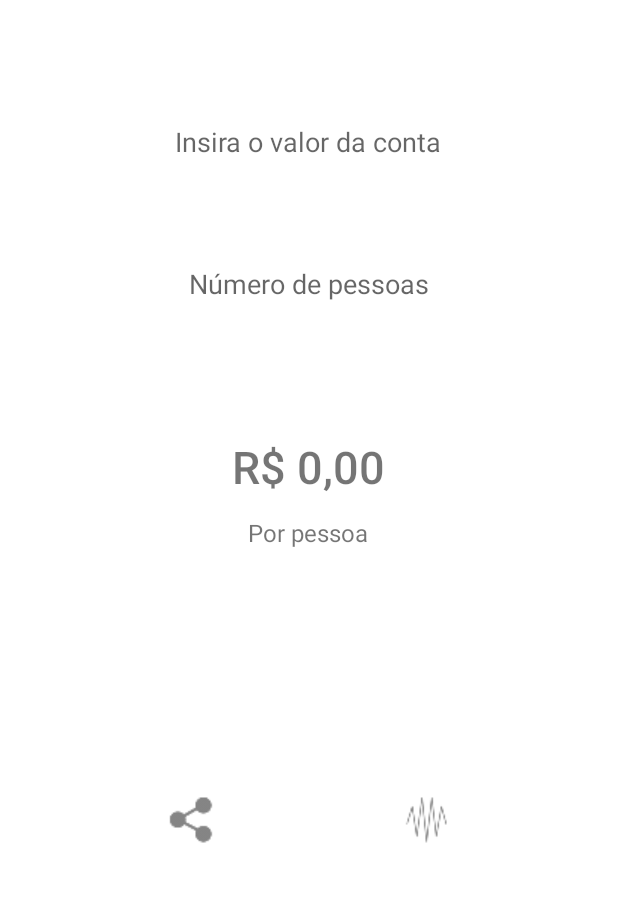
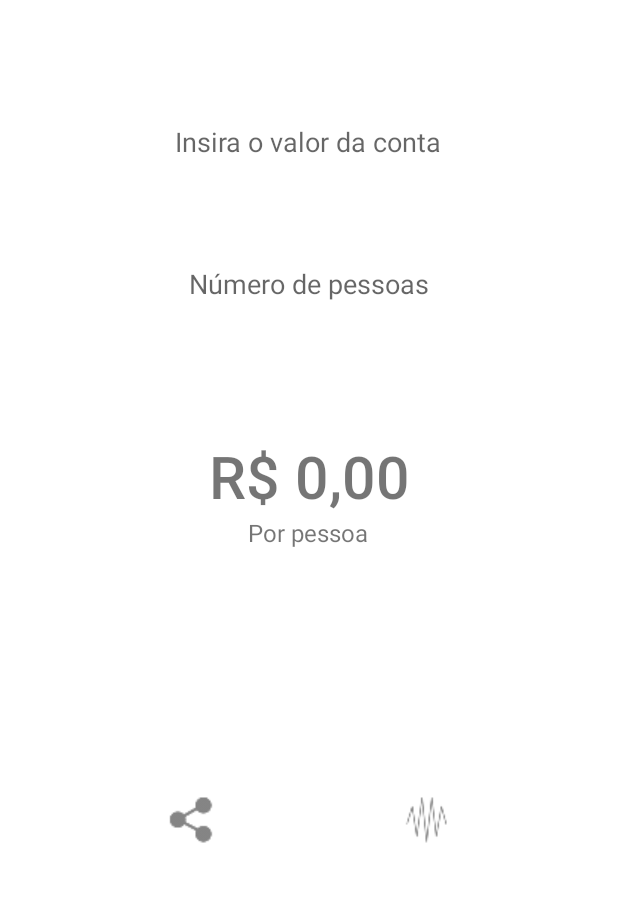
Before and after one commit to MauroV27/apps-android, an Android app: the screen it shows after launch (MainActivity), on a phone screen of 412 x 824 dp, the part 191-1093 px from its top. Run offline under Robolectric (Android 15) with nearby library versions, the phone set to English and light mode, and no system bars.

Commit message:
Implementações de acessibilidade com base nas orientações do scanner de acessibilidade para o app Vamos Rachar.

```diff
--- a/VamosRachar/app/src/main/res/layout-land/activity_main.xml
+++ b/VamosRachar/app/src/main/res/layout-land/activity_main.xml
@@ -54,18 +54,20 @@
 
     <TextView
         android:id="@+id/txtResult"
-        android:layout_width="200dp"
+        android:layout_width="wrap_content"
         android:layout_height="53dp"
         android:layout_marginTop="40dp"
         android:fontFamily="sans-serif-medium"
         android:textAlignment="center"
         android:textSize="30sp"
+        android:autoSizeTextType="uniform"
         app:layout_constraintBottom_toBottomOf="parent"
         app:layout_constraintEnd_toEndOf="parent"
         app:layout_constraintHorizontal_bias="0.499"
         app:layout_constraintStart_toStartOf="parent"
         app:layout_constraintTop_toBottomOf="@+id/edtNumPeople"
-        app:layout_constraintVertical_bias="0.0" />
+        app:layout_constraintVertical_bias="0.0"
+        app:layout_constraintWidth="match_parent" />
 
     <TextView
         android:id="@+id/textView2"
@@ -86,6 +88,7 @@
         android:layout_height="60dp"
         android:foregroundTint="#FF0000"
         android:onClick="clickFalar"
+        android:contentDescription="@string/audio_btn_text_description"
         android:outlineAmbientShadowColor="#FFFFFF"
         android:scaleType="fitCenter"
         android:src="@drawable/ic_action_speak"
@@ -101,6 +104,7 @@
         android:layout_width="60dp"
         android:layout_height="60dp"
         android:scaleType="fitCenter"
+        android:contentDescription="@string/share_btn_text_description"
         android:src="@drawable/ic_action_share"
         app:layout_constraintBottom_toBottomOf="parent"
         app:layout_constraintEnd_toEndOf="parent"
--- a/VamosRachar/app/src/main/res/layout/activity_main.xml
+++ b/VamosRachar/app/src/main/res/layout/activity_main.xml
@@ -53,17 +53,21 @@
 
     <TextView
         android:id="@+id/txtResult"
-        android:layout_width="200dp"
+        android:layout_width="0dp"
         android:layout_height="53dp"
         android:fontFamily="sans-serif-medium"
         android:textAlignment="center"
         android:textSize="30sp"
+        android:autoSizeTextType="uniform"
+        app:layout_constrainedWidth="false"
         app:layout_constraintBottom_toBottomOf="parent"
         app:layout_constraintEnd_toEndOf="parent"
         app:layout_constraintHorizontal_bias="0.498"
         app:layout_constraintStart_toStartOf="parent"
         app:layout_constraintTop_toBottomOf="@+id/edtNumPeople"
-        app:layout_constraintVertical_bias="0.183" />
+        app:layout_constraintVertical_bias="0.183"
+        app:layout_constraintWidth="match_parent"
+        app:layout_constraintWidth_default="wrap" />
 
     <TextView
         android:id="@+id/textView2"
@@ -82,6 +86,7 @@
         android:layout_height="60dp"
         android:scaleType="fitCenter"
         android:src="@drawable/ic_action_share"
+        android:contentDescription="@string/share_btn_text_description"
         app:layout_constraintBottom_toBottomOf="parent"
         app:layout_constraintEnd_toStartOf="@+id/imageButton3"
         app:layout_constraintHorizontal_bias="0.5"
@@ -95,6 +100,7 @@
         android:layout_height="60dp"
         android:foregroundTint="#FF0000"
         android:onClick="clickFalar"
+        android:contentDescription="@string/audio_btn_text_description"
         android:outlineAmbientShadowColor="#FFFFFF"
         android:scaleType="fitCenter"
         android:src="@drawable/ic_action_speak"
--- a/VamosRachar/app/src/main/res/values/strings.xml
+++ b/VamosRachar/app/src/main/res/values/strings.xml
@@ -6,6 +6,9 @@
     <string name="edt_hint_count_value">Insira o valor da conta</string>
     <string name="edt_hint_num_people">Número de pessoas</string>
     <string name="text_label_secondary">Por pessoa</string>
+
+    <string name="share_btn_text_description">Ícone de bluetooth, permite compartilhar o valor apresentado no texto com outros aplicativos.</string>
+    <string name="audio_btn_text_description">Ícone de onda de som, permite falar em voz alta o valor da conta por pessoa.</string>
 
     <string name="INTENT_share_count">Compartilhar conta</string>
     <string name="ACTION_text_to_spech_invalid">Defina o valor da conta e o número de pessoas a dividir.</string>
```
Also changed, not shown: 1 other file.
